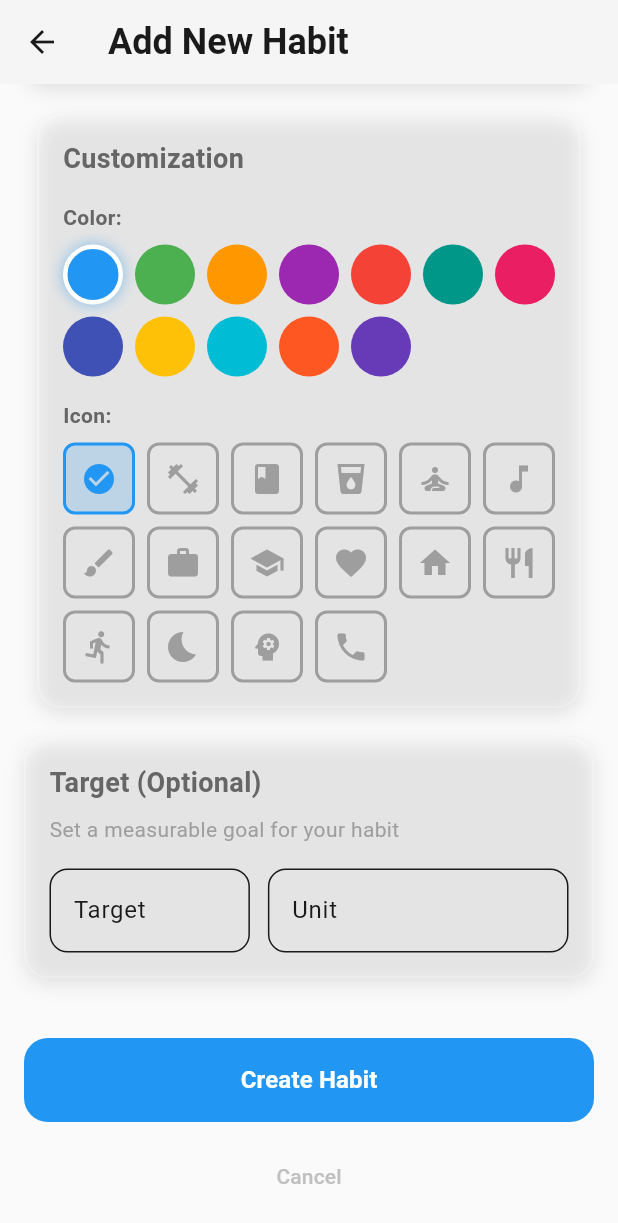
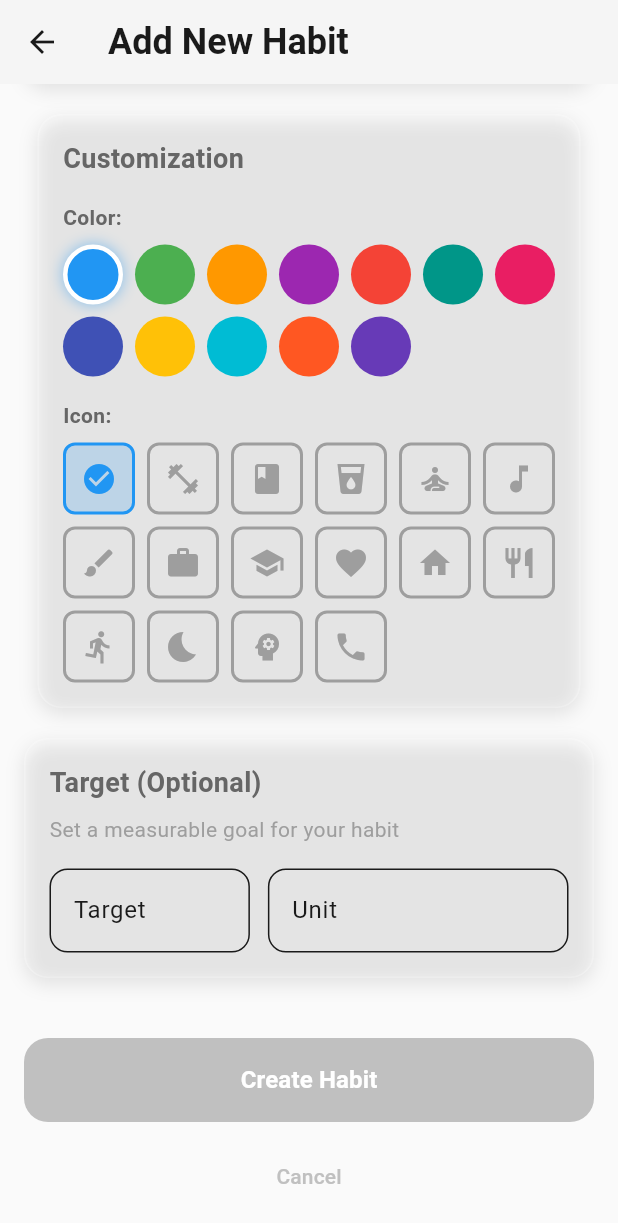
Before and after one commit to blablablah-cmyk/habits_tracker, a Flutter app: the AddHabitsPage screen opened by its route, scrolled down 1044 dp, on a phone screen of 412 x 824 dp. Shown: the top 1223 px of the screen. Run offline on Flutter 3.47's test engine with Material 3 defaults, Android fonts, the phone set to English and light mode, and no system bars; our stand-ins replace shared_preferences; accounts and stored records are empty.

Commit message:
clean up

```diff
--- a/lib/providers/habits_provider.dart
+++ b/lib/providers/habits_provider.dart
@@ -286,12 +286,12 @@ class HabitsProvider with ChangeNotifier {
     notifyListeners();
   }
 
-  // Export habits data - SAME AS BEFORE
+  // Export habits data
   String exportHabitsData() {
     return jsonEncode(_habits.map((habit) => habit.toJson()).toList());
   }
 
-  // Import habits data - SAME AS BEFORE
+  // Import habits data
   void importHabitsData(String jsonData) {
     try {
       final List<dynamic> habitsList = jsonDecode(jsonData);
--- a/lib/providers/theme_provider.dart
+++ b/lib/providers/theme_provider.dart
@@ -1,4 +1,3 @@
-// providers/theme_provider.dart
 import 'package:flutter/material.dart';
 import 'package:shared_preferences/shared_preferences.dart';
 
--- a/lib/screens/add_habits_page.dart
+++ b/lib/screens/add_habits_page.dart
@@ -578,7 +578,9 @@ class _AddHabitsPageState extends State<AddHabitsPage> {
           child: ElevatedButton(
             onPressed: _saveHabit,
             style: ElevatedButton.styleFrom(
-              backgroundColor: _selectedColor,
+              backgroundColor: Theme.of(context).brightness == Brightness.dark
+              ? AppColors.darkPrimary
+              : AppColors.lightPrimary,
               foregroundColor: Colors.white,
               shape: RoundedRectangleBorder(borderRadius: BorderRadius.circular(16)),
             ),
--- a/lib/services/notification_service.dart
+++ b/lib/services/notification_service.dart
@@ -1,4 +1,3 @@
-// services/notification_service.dart - FIXED VERSION
 class NotificationService {
   static NotificationService? _instance;
   static NotificationService get instance {
```
